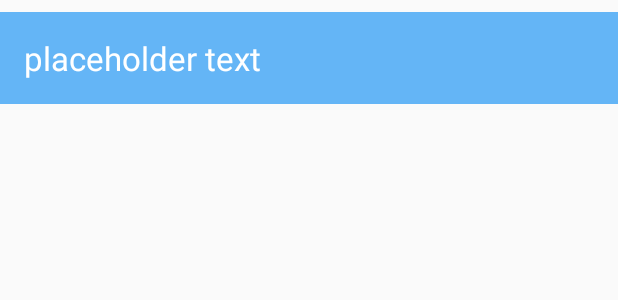
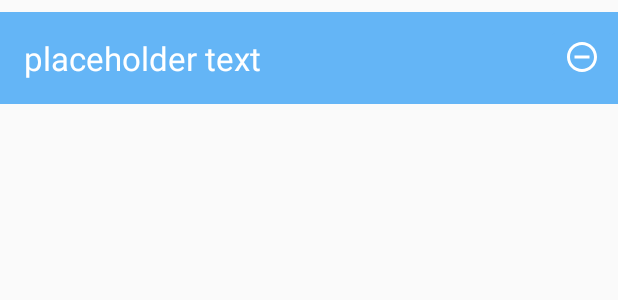
Before and after one commit to Nuno-Filipe-Silva/ShoppingApp, an Android app: the layout recyclerview_ordered_product_item.xml on its own in the app's theme, with its tools: preview values and no code run, on a phone screen of 412 x 824 dp. Shown: the top 300 px of the screen. Run offline under Robolectric (Android 15) with nearby library versions, the phone set to English and light mode, and no system bars.

Commit message:
Order Functionality Delete From Product from OrderedProducts List and Database on  working.

```diff
--- a/app/src/main/java/com/example/shoppingapp/OrderDao.java
+++ b/app/src/main/java/com/example/shoppingapp/OrderDao.java
@@ -2,6 +2,7 @@ package com.example.shoppingapp;
 
 import androidx.lifecycle.LiveData;
 import androidx.room.Dao;
+import androidx.room.Delete;
 import androidx.room.Ignore;
 import androidx.room.Insert;
 import androidx.room.OnConflictStrategy;
@@ -18,6 +19,9 @@ public interface OrderDao {
     @Query("SELECT * FROM ORDER_TABLE")
     LiveData<List<Order>> getOrderedProductListLiveDataDao();
 
+    @Delete
+    void deleteProductFromOrder(Order order);
+
 
 
 }
--- a/app/src/main/java/com/example/shoppingapp/OrderedProductsViewModel.java
+++ b/app/src/main/java/com/example/shoppingapp/OrderedProductsViewModel.java
@@ -35,4 +35,10 @@ public class OrderedProductsViewModel extends AndroidViewModel {
 
     }
 
+    public void removeProductFromOrder(Order order) {
+
+        orderedProductsRepository.removeProductFromOrder(order);
+
+    }
+
 }
--- a/app/src/main/java/com/example/shoppingapp/ProductListAdapter.java
+++ b/app/src/main/java/com/example/shoppingapp/ProductListAdapter.java
@@ -43,7 +43,7 @@ public class ProductListAdapter extends RecyclerView.Adapter<ProductListAdapter.
 
             super(itemView);
 
-            button = itemView.findViewById(R.id.button);
+            button = itemView.findViewById(R.id.addToOrderButton);
 
             productNameItemTV = itemView.findViewById(R.id.textView);
 
--- /dev/null
+++ b/app/src/main/res/drawable/ic_baseline_remove_circle_outline_24.xml
@@ -0,0 +1,5 @@
+<vector android:height="24dp" android:tint="#FFFFFF"
+    android:viewportHeight="24" android:viewportWidth="24"
+    android:width="24dp" xmlns:android="http://schemas.android.com/apk/res/android">
+    <path android:fillColor="@android:color/white" android:pathData="M7,11v2h10v-2L7,11zM12,2C6.48,2 2,6.48 2,12s4.48,10 10,10 10,-4.48 10,-10S17.52,2 12,2zM12,20c-4.41,0 -8,-3.59 -8,-8s3.59,-8 8,-8 8,3.59 8,8 -3.59,8 -8,8z"/>
+</vector>
--- /dev/null
+++ b/app/src/main/res/drawable/ic_baseline_shopping_cart_24.xml
@@ -0,0 +1,5 @@
+<vector android:height="24dp" android:tint="#FFFFFF"
+    android:viewportHeight="24" android:viewportWidth="24"
+    android:width="24dp" xmlns:android="http://schemas.android.com/apk/res/android">
+    <path android:fillColor="@android:color/white" android:pathData="M7,18c-1.1,0 -1.99,0.9 -1.99,2S5.9,22 7,22s2,-0.9 2,-2 -0.9,-2 -2,-2zM1,2v2h2l3.6,7.59 -1.35,2.45c-0.16,0.28 -0.25,0.61 -0.25,0.96 0,1.1 0.9,2 2,2h12v-2L7.42,15c-0.14,0 -0.25,-0.11 -0.25,-0.25l0.03,-0.12 0.9,-1.63h7.45c0.75,0 1.41,-0.41 1.75,-1.03l3.58,-6.49c0.08,-0.14 0.12,-0.31 0.12,-0.48 0,-0.55 -0.45,-1 -1,-1L5.21,4l-0.94,-2L1,2zM17,18c-1.1,0 -1.99,0.9 -1.99,2s0.89,2 1.99,2 2,-0.9 2,-2 -0.9,-2 -2,-2z"/>
+</vector>
--- a/app/src/main/res/layout/activity_main.xml
+++ b/app/src/main/res/layout/activity_main.xml
@@ -20,7 +20,7 @@
         app:layout_constraintBaseline_toBaselineOf="parent"
         app:layout_constraintBottom_toBottomOf="parent"
         app:layout_constraintEnd_toEndOf="parent"
-        app:srcCompat="@android:drawable/ic_menu_send" />
+        app:srcCompat="@drawable/ic_baseline_shopping_cart_24" />
 
 
 </androidx.constraintlayout.widget.ConstraintLayout>
--- a/app/src/main/res/layout/recyclerview_ordered_product_item.xml
+++ b/app/src/main/res/layout/recyclerview_ordered_product_item.xml
@@ -15,5 +15,15 @@
         app:layout_constraintTop_toTopOf="parent"
         tools:text="placeholder text" />
 
+    <ImageButton
+        android:id="@+id/removeFromOrderButton"
+        android:layout_width="wrap_content"
+        android:layout_height="0dp"
+        android:layout_marginTop="16dp"
+        android:backgroundTint="#64b5f6"
+        android:src="@drawable/ic_baseline_remove_circle_outline_24"
+        app:layout_constraintEnd_toEndOf="parent"
+        app:layout_constraintTop_toTopOf="parent" />
+
 
 </androidx.constraintlayout.widget.ConstraintLayout>
--- a/app/src/main/res/layout/recyclerview_product_item.xml
+++ b/app/src/main/res/layout/recyclerview_product_item.xml
@@ -16,7 +16,7 @@
         tools:text="placeholder text" />
 
     <ImageButton
-        android:id="@+id/button"
+        android:id="@+id/addToOrderButton"
         android:layout_width="wrap_content"
         android:layout_height="0dp"
         android:layout_marginTop="16dp"
```
Also changed, not shown: app/src/main/java/com/example/shoppingapp/OrderedProductsAdapter.java (+23 -0 lines), app/src/main/java/com/example/shoppingapp/OrderedProductsRepository.java (+30 -0 lines).
